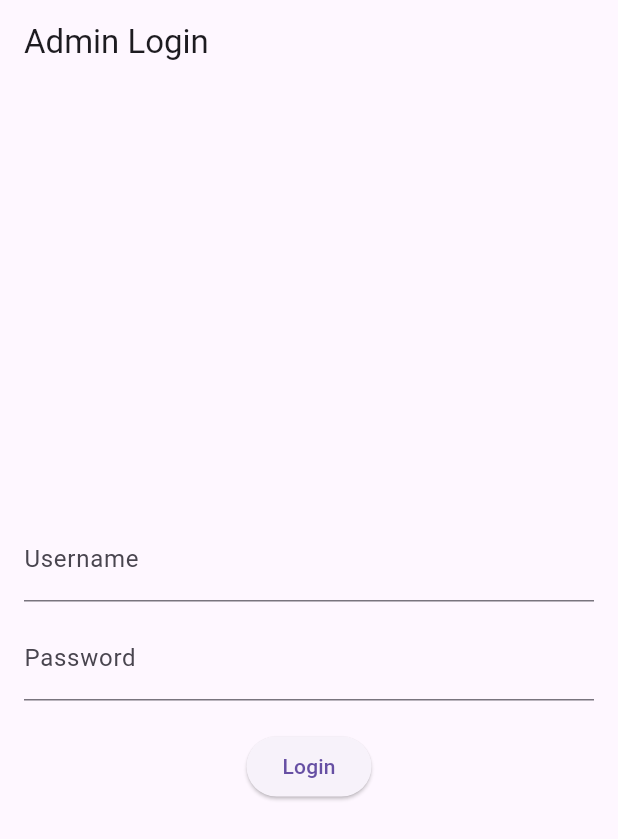
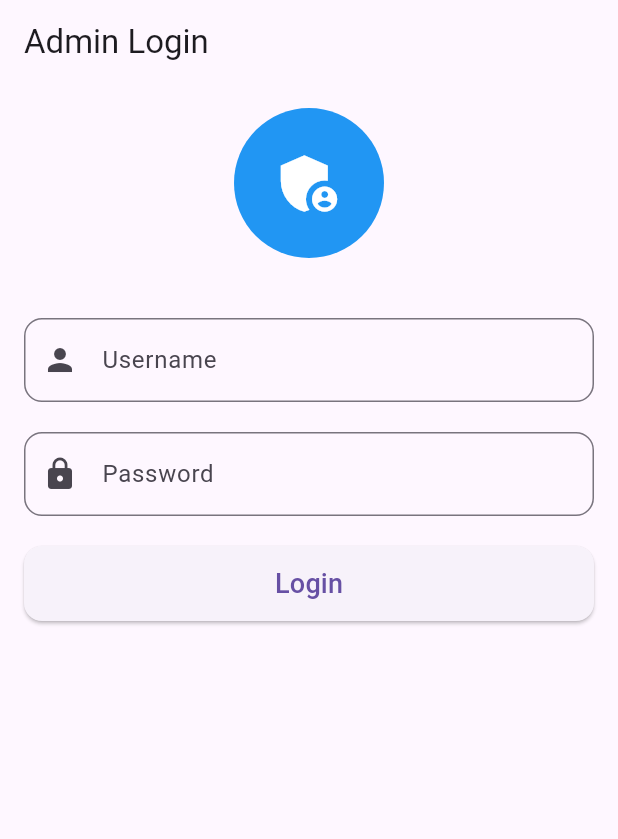
Before and after one commit to NexusGKSoftwares/admin_panel, a Flutter app: the screen it shows after launch, on a phone screen of 412 x 824 dp. Shown: the top 839 px of the screen. Run offline on Flutter 3.47's test engine with Material 3 defaults, Android fonts, the phone set to English and light mode, and no system bars.

Commit message:
"Convert LoginScreen to StatefulWidget, add form validation, and implement login functionality with loading indicator"

```diff
--- a/lib/screens/login_screen.dart
+++ b/lib/screens/login_screen.dart
@@ -2,8 +2,39 @@
 import 'package:flutter/material.dart';
 import 'dashboard_screen.dart';
 
-class LoginScreen extends StatelessWidget {
+class LoginScreen extends StatefulWidget {
   const LoginScreen({super.key});
+
+  @override
+  _LoginScreenState createState() => _LoginScreenState();
+}
+
+class _LoginScreenState extends State<LoginScreen> {
+  final _formKey = GlobalKey<FormState>(); // Form validation key
+  bool _isLoading = false; // To show loading indicator when logging in
+
+  // Controllers for the input fields
+  final TextEditingController _usernameController = TextEditingController();
+  final TextEditingController _passwordController = TextEditingController();
+
+  // Function to handle login
+  void _login() {
+    if (_formKey.currentState?.validate() ?? false) {
+      setState(() {
+        _isLoading = true;
+      });
+      // Simulate a login process
+      Future.delayed(const Duration(seconds: 2), () {
+        setState(() {
+          _isLoading = false;
+        });
+        Navigator.pushReplacement(
+          context,
+          MaterialPageRoute(builder: (context) => DashboardScreen()),
+        );
+      });
+    }
+  }
 
   @override
   Widget build(BuildContext context) {
@@ -13,33 +44,85 @@ class LoginScreen extends StatelessWidget {
       ),
       body: Padding(
         padding: const EdgeInsets.all(16.0),
+        child: SingleChildScrollView(
           child: Column(
             mainAxisAlignment: MainAxisAlignment.center,
             children: [
-            const TextField(
+              // Optionally add a logo
+              Padding(
+                padding: const EdgeInsets.only(bottom: 40),
+                child: CircleAvatar(
+                  radius: 50,
+                  backgroundColor: Colors.blue,
+                  child: Icon(
+                    Icons.admin_panel_settings,
+                    size: 50,
+                    color: Colors.white,
+                  ),
+                ),
+              ),
+              // Form for the login fields
+              Form(
+                key: _formKey,
+                child: Column(
+                  children: [
+                    TextFormField(
+                      controller: _usernameController,
                       decoration: InputDecoration(
                         labelText: 'Username',
+                        prefixIcon: const Icon(Icons.person),
+                        border: OutlineInputBorder(
+                          borderRadius: BorderRadius.circular(12),
+                          borderSide: const BorderSide(width: 2, color: Colors.blue),
                         ),
                       ),
-            const SizedBox(height: 10),
-            const TextField(
+                      validator: (value) {
+                        if (value == null || value.isEmpty) {
+                          return 'Please enter your username';
+                        }
+                        return null;
+                      },
+                    ),
+                    const SizedBox(height: 20),
+                    TextFormField(
+                      controller: _passwordController,
+                      obscureText: true,
                       decoration: InputDecoration(
                         labelText: 'Password',
+                        prefixIcon: const Icon(Icons.lock),
+                        border: OutlineInputBorder(
+                          borderRadius: BorderRadius.circular(12),
+                          borderSide: const BorderSide(width: 2, color: Colors.blue),
                         ),
-              obscureText: true,
+                      ),
+                      validator: (value) {
+                        if (value == null || value.isEmpty) {
+                          return 'Please enter your password';
+                        }
+                        return null;
+                      },
                     ),
                     const SizedBox(height: 20),
-            ElevatedButton(
-              onPressed: () {
-                // Simulate login success and navigate to the dashboard
-                Navigator.pushReplacement(
-                  context,
-                  MaterialPageRoute(builder: (context) => DashboardScreen()),
-                );
-              },
-              child: const Text('Login'),
+                    _isLoading
+                        ? const CircularProgressIndicator()
+                        : ElevatedButton(
+                            onPressed: _login,
+                            style: ElevatedButton.styleFrom(
+                              minimumSize: const Size(double.infinity, 50),
+                              shape: RoundedRectangleBorder(
+                                borderRadius: BorderRadius.circular(12),
+                              ),
+                            ),
+                            child: const Text(
+                              'Login',
+                              style: TextStyle(fontSize: 18),
+                            ),
                           ),
                   ],
+                ),
+              ),
+            ],
+          ),
         ),
       ),
     );
```
Lines whose indentation alone changed are shown as unchanged.
